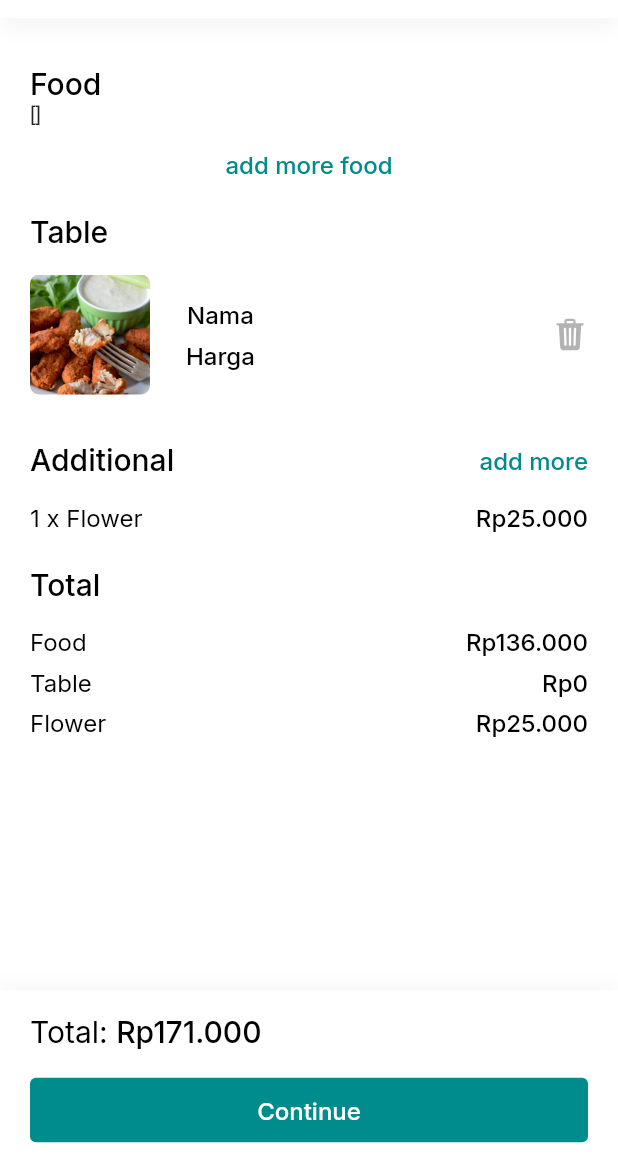
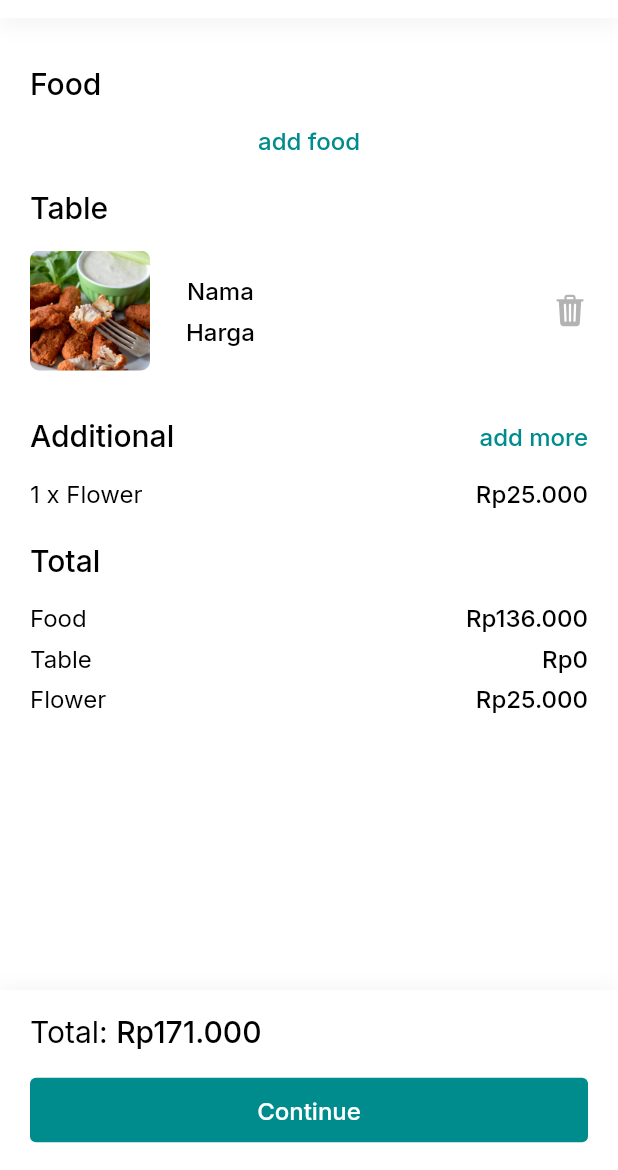
Before and after one commit to whoisgalih/restaurant_app_sg5, a Flutter app: the CartPage screen opened directly, on a phone screen of 412 x 824 dp, the part 66-1236 px from its top. Run offline on Flutter 3.47's test engine with Material 2 defaults, Android fonts, the phone set to English and light mode, and no system bars; our stand-ins replace carousel_slider, flutter_svg, google_fonts, modal_bottom_sheet.

Commit message:
Memperbaiki provider food

```diff
--- a/lib/pages/cart_page.dart
+++ b/lib/pages/cart_page.dart
@@ -60,25 +60,26 @@ class _CartPageState extends State<CartPage> {
                     crossAxisAlignment: CrossAxisAlignment.start,
                     children: [
                       Text('Food', style: subTitle('1')),
-                      Consumer<CartProvider>(
-                          builder: (context, cart, child) =>
-                              Text('${cart.foods.toList()}')),
                       SizedBox(height: 16),
                       Consumer<CartProvider>(builder: (context, cart, child) {
-                        return Column(
-                            children: cart.foods
+                        return Column(children: [
+                          ...cart.foods
                               .map((food) => CartFoodItem(food: food))
-                                .toList());
-                      }),
+                              .toList(),
                           Center(
                               child: GestureDetector(
                             onTap: () => Navigator.push(
                                 context,
                                 MaterialPageRoute(
                                     builder: (context) => FoodPage())),
-                        child: Text('add more food',
+                            child: Text(
+                                cart.foods.length > 0
+                                    ? 'add more food'
+                                    : 'add food',
                                 style: subTitle('2', primary50)),
                           )),
+                        ]);
+                      }),
                       SizedBox(height: 24),
                       Text('Table', style: subTitle('1')),
                       SizedBox(height: 16),
@@ -249,11 +250,18 @@ class CartFoodItem extends StatelessWidget {
           ),
           QtyStl(
             callback: (val) {
+              if (val > 1) {
                 food.quantity = val;
                 Provider.of<CartProvider>(
                   context,
                   listen: false,
                 ).editFood(food);
+              } else {
+                Provider.of<CartProvider>(
+                  context,
+                  listen: false,
+                ).removeFood(food);
+              }
             },
             height: 19.5,
             textStyle: subTitle('2', gray),
--- a/lib/pages/food_item_page.dart
+++ b/lib/pages/food_item_page.dart
@@ -148,6 +148,7 @@ class _FoodItemPageState extends State<FoodItemPage> {
                                 quantity: _qty,
                                 star: widget.star,
                               ));
+                              Navigator.of(context).pop();
                             },
                             child: Text('Place Order',
                                 style: subTitle('2', white))))
--- a/lib/widgets/qty_stl.dart
+++ b/lib/widgets/qty_stl.dart
@@ -23,7 +23,7 @@ class QtyStl extends StatelessWidget {
   }
 
   void _substract() {
-    if (quantity > 1) {
+    if (quantity > 0) {
       callback(quantity - 1);
     }
   }
@@ -40,7 +40,7 @@ class QtyStl extends StatelessWidget {
             child: SvgPicture.asset('assets/images/icon/remove-circle.svg',
                 height: height,
                 width: height,
-                color: quantity == 1 ? gray : primary50),
+                color: quantity > 0 ? primary50 : gray),
           ),
           Text(quantity.toString(), style: textStyle ?? body('2', gray)),
           GestureDetector(
```
Also changed, not shown: lib/provider/cart_provider.dart (+9 -1 lines). Lines whose indentation alone changed are shown as unchanged.
